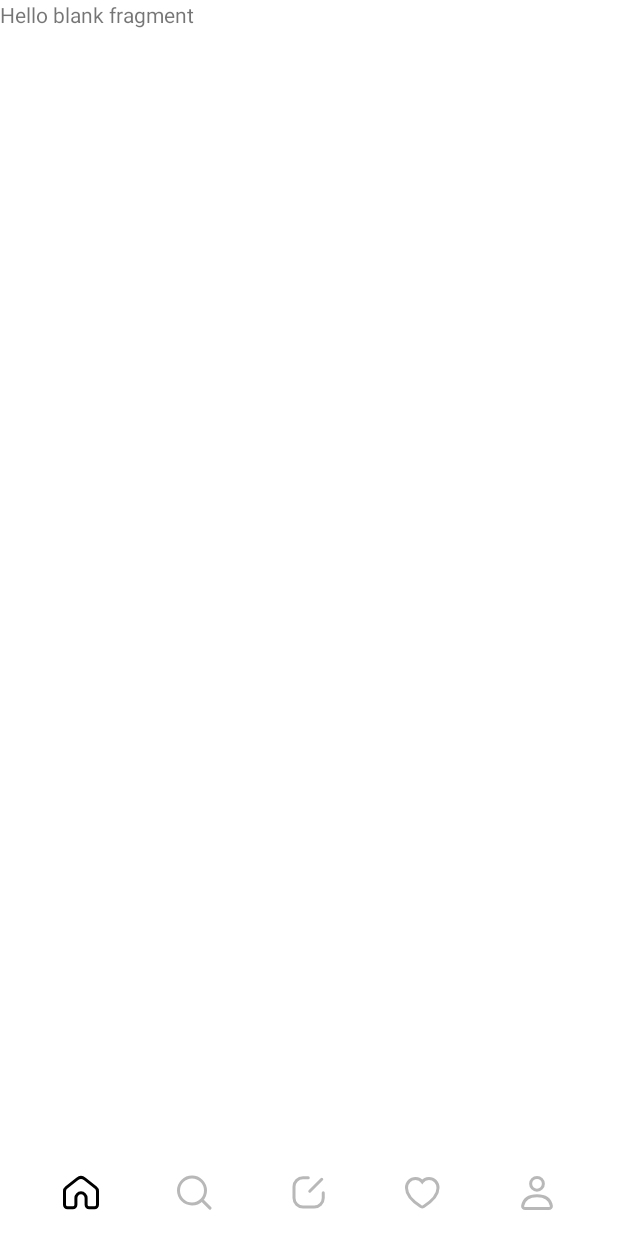
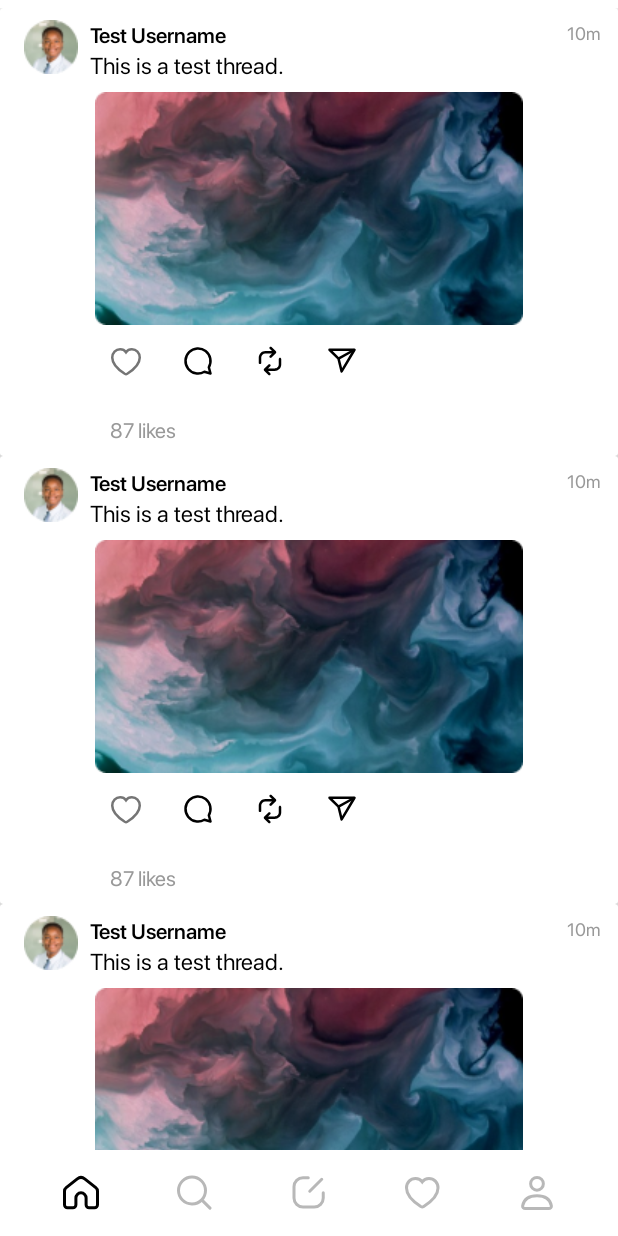
Before and after one commit to tsoyiv/threads, an Android app: the FeedMainFragment screen opened through its navigation route, on a phone screen of 412 x 824 dp. Run offline under Robolectric (Android 15) with nearby library versions, the phone set to English and light mode, and no system bars; our stand-ins replace navigation-ui.

Commit message:
T1-148, added tab layout into main fragment with adapters, added styles

```diff
--- /dev/null
+++ b/app/src/main/java/com/example/threads/models/FeedItem.kt
@@ -0,0 +1,8 @@
+package com.example.threads.models
+
+data class FeedItem(
+    val id: Int,
+    val username: String,
+    val thread: String,
+    // Other properties specific to a feed item
+)
--- /dev/null
+++ b/app/src/main/java/com/example/threads/utils/FeedAdapter.kt
@@ -0,0 +1,35 @@
+package com.example.threads.utils
+
+import android.view.LayoutInflater
+import android.view.View
+import android.view.ViewGroup
+import android.widget.TextView
+import androidx.recyclerview.widget.RecyclerView
+import com.example.threads.R
+import com.example.threads.models.FeedItem
+
+class FeedAdapter(private val items: List<FeedItem>) : RecyclerView.Adapter<FeedAdapter.FeedViewHolder>() {
+
+    override fun onCreateViewHolder(parent: ViewGroup, viewType: Int): FeedViewHolder {
+        val view = LayoutInflater.from(parent.context).inflate(R.layout.custom_item_view, parent, false)
+        return FeedViewHolder(view)
+    }
+
+    override fun onBindViewHolder(holder: FeedViewHolder, position: Int) {
+        val item = items[position]
+        holder.bind(item)
+    }
+
+    override fun getItemCount(): Int = items.size
+
+    inner class FeedViewHolder(itemView: View) : RecyclerView.ViewHolder(itemView) {
+        fun bind(item: FeedItem) {
+            val usernameTextView = itemView.findViewById<TextView>(R.id.item_user_username)
+            val threadTextView = itemView.findViewById<TextView>(R.id.item_userThread)
+            usernameTextView.text = item.username
+            threadTextView.text = item.thread
+            usernameTextView.text = "Test Username"
+            threadTextView.text = "This is a test thread."
+        }
+    }
+}
--- a/app/src/main/java/com/example/threads/view/main_feed_fragments/FeedMainFragment.kt
+++ b/app/src/main/java/com/example/threads/view/main_feed_fragments/FeedMainFragment.kt
@@ -6,13 +6,19 @@ import android.view.LayoutInflater
 import android.view.View
 import android.view.ViewGroup
 import androidx.navigation.fragment.findNavController
+import androidx.recyclerview.widget.LinearLayoutManager
+import androidx.recyclerview.widget.RecyclerView
 import com.example.threads.MainActivity
 import com.example.threads.R
 import com.example.threads.databinding.FragmentFeedMainBinding
+import com.example.threads.models.FeedItem
+import com.example.threads.utils.FeedAdapter
 
 class FeedMainFragment : Fragment() {
 
     private lateinit var binding: FragmentFeedMainBinding
+    private lateinit var feedAdapter: FeedAdapter
+    private lateinit var recyclerView: RecyclerView
 
     override fun onCreateView(
         inflater: LayoutInflater, container: ViewGroup?,
@@ -28,6 +34,21 @@ class FeedMainFragment : Fragment() {
         (requireActivity() as MainActivity).showBtm()
 
        // navigation()
+        setupRV()
+    }
+
+    private fun setupRV() {
+        val testItems = listOf(
+            FeedItem(1, "User1", "This is the first thread."),
+            FeedItem(2, "User2", "Testing the second thread."),
+            FeedItem(3, "User3", "Third thread for testing."),
+            // Add more test items as needed
+        )
+
+        recyclerView = binding.rcFeedMainPage
+        feedAdapter = FeedAdapter(testItems)
+        recyclerView.layoutManager = LinearLayoutManager(requireContext())
+        recyclerView.adapter = feedAdapter
     }
 
 //    private fun navigation() {
--- /dev/null
+++ b/app/src/main/res/drawable/custom_search_view.xml
@@ -0,0 +1,6 @@
+<?xml version="1.0" encoding="utf-8"?>
+<shape xmlns:android="http://schemas.android.com/apk/res/android"
+    android:shape="rectangle">
+    <solid android:color="#EFEFEF" />
+    <corners android:radius="10dp" />
+</shape>
--- a/app/src/main/res/drawable/selector_likes.xml
+++ b/app/src/main/res/drawable/selector_likes.xml
@@ -1,10 +1,6 @@
 <?xml version="1.0" encoding="utf-8"?>
 <selector xmlns:android="http://schemas.android.com/apk/res/android">
-
     <item android:drawable="@drawable/img_like_filled" android:state_checked="false" />
-
     <item android:drawable="@drawable/img_like_empty" android:state_checked="true" />
-
     <item android:drawable="@drawable/img_like_filled"/>
-
 </selector>
--- a/app/src/main/res/layout/fragment_feed_main.xml
+++ b/app/src/main/res/layout/fragment_feed_main.xml
@@ -1,14 +1,20 @@
 <?xml version="1.0" encoding="utf-8"?>
-<FrameLayout xmlns:android="http://schemas.android.com/apk/res/android"
+<androidx.constraintlayout.widget.ConstraintLayout xmlns:android="http://schemas.android.com/apk/res/android"
     xmlns:tools="http://schemas.android.com/tools"
     android:layout_width="match_parent"
     android:layout_height="match_parent"
+    xmlns:app="http://schemas.android.com/apk/res-auto"
     tools:context=".view.main_feed_fragments.FeedMainFragment">
 
-    <!-- TODO: Update blank fragment layout -->
-    <TextView
-        android:layout_width="match_parent"
-        android:layout_height="match_parent"
-        android:text="@string/hello_blank_fragment" />
+    <androidx.recyclerview.widget.RecyclerView
+        android:id="@+id/rc_feed_mainPage"
+        android:layout_width="0dp"
+        android:layout_height="0dp"
+        android:layout_marginTop="5dp"
+        android:layout_marginBottom="50dp"
+        app:layout_constraintBottom_toBottomOf="parent"
+        app:layout_constraintEnd_toEndOf="parent"
+        app:layout_constraintStart_toStartOf="parent"
+        app:layout_constraintTop_toTopOf="parent" />
 
-</FrameLayout>
+</androidx.constraintlayout.widget.ConstraintLayout>
--- a/app/src/main/res/navigation/my_nav.xml
+++ b/app/src/main/res/navigation/my_nav.xml
@@ -110,7 +110,11 @@
         android:id="@+id/tabFragment"
         android:name="com.example.threads.view.followers_fragments.TabFragment"
         android:label="fragment_tab"
-        tools:layout="@layout/fragment_tab" />
+        tools:layout="@layout/fragment_tab" >
+        <action
+            android:id="@+id/action_tabFragment_to_userMainFragment"
+            app:destination="@id/userMainFragment" />
+    </fragment>
     <fragment
         android:id="@+id/tabMainFeedFragment"
         android:name="com.example.threads.view.main_feed_fragments.TabMainFeedFragment"
```
Also changed, not shown: app/src/main/java/com/example/threads/models/OnlyFollowersFeedItem.kt (added, +7 -0 lines), app/src/main/java/com/example/threads/models/UserRepresentation.kt (added, +7 -0 lines), app/src/main/java/com/example/threads/utils/FollowersAdapter.kt (added, +36 -0 lines), app/src/main/java/com/example/threads/utils/UserFollowersAdapter.kt (added, +46 -0 lines), app/src/main/java/com/example/threads/utils/UserFollowersDiffCallback.kt (added, +18 -0 lines), app/src/main/java/com/example/threads/view/main_feed_fragments/FollowedNewsFragment.kt (+43 -3 lines), app/src/main/res/drawable/img_colored_home.xml (added, +9 -0 lines), app/src/main/res/layout/fragment_followed_news.xml (+13 -7 lines), app/src/main/res/values/strings.xml (+11 -0 lines), app/src/main/res/values/styles.xml (+36 -0 lines).
